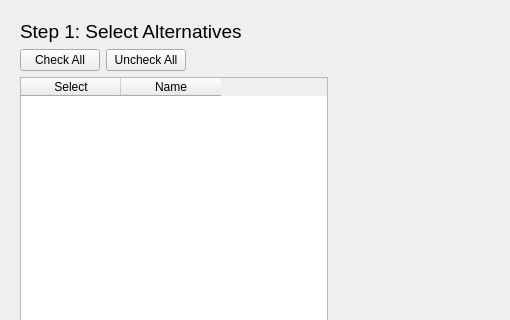
The window that src/gui/mca_wizard.ui (Ecotrust/delphos) describes before a commit, drawn with Qt 5; both pictures show x 0 to 510 and y 0 to 320 of the 765 by 579 pixel window.
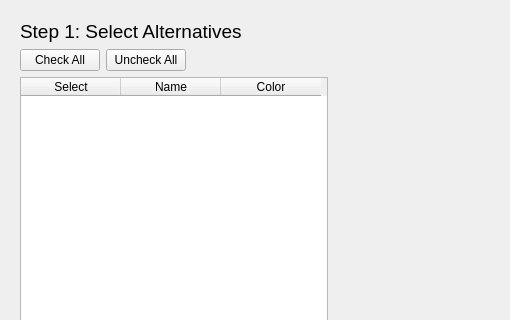
The same window after the commit. Custom widgets are drawn as their Qt base class.

Diff of the .ui file:
```diff
--- a/src/gui/mca_wizard.ui
+++ b/src/gui/mca_wizard.ui
@@ -109,7 +109,7 @@
             <number>0</number>
            </property>
            <property name="columnCount" >
-            <number>2</number>
+            <number>3</number>
            </property>
            <column>
             <property name="text" >
@@ -121,6 +121,11 @@
              <string>Name</string>
             </property>
            </column>
+           <column>
+            <property name="text" >
+             <string>Color</string>
+            </property>
+           </column>
           </widget>
          </item>
          <item>
```
